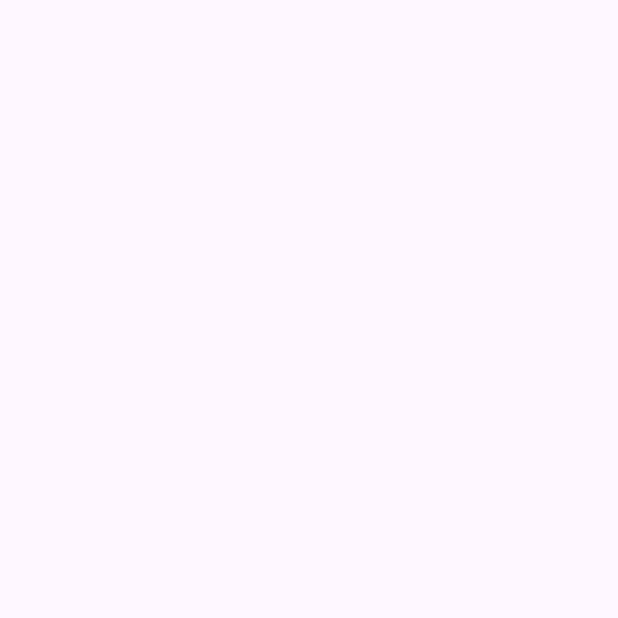
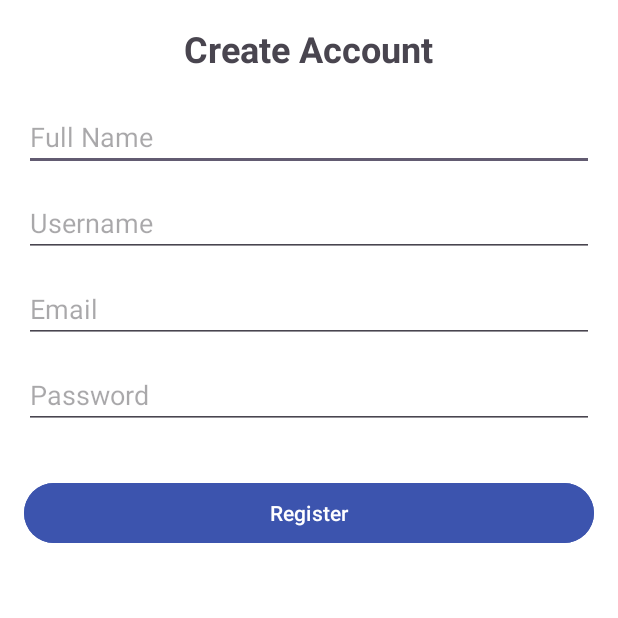
Before and after one commit to lahongloc/MyJourney, an Android app: the screen it shows after launch (MainActivity), on a phone screen of 412 x 824 dp, the top half of it. Before the commit the part shown is empty. Run offline under Robolectric (Android 15) with nearby library versions, the phone set to English and light mode, and no system bars; our stand-ins replace navigation-ui.

Commit message:
login and register view

```diff
--- a/PersonalScheduleManagementApp/app/src/main/java/com/example/personalschedulemanagementapp/MainActivity.java
+++ b/PersonalScheduleManagementApp/app/src/main/java/com/example/personalschedulemanagementapp/MainActivity.java
@@ -36,20 +36,20 @@ public class MainActivity extends AppCompatActivity {
     @Override
     protected void onCreate(Bundle savedInstanceState) {
         super.onCreate(savedInstanceState);
-        setContentView(R.layout.activity_main);
+        setContentView(R.layout.activity_register);
 
 //        this.userDAO = new UserDAO(this);
 //        long newUserId = userDAO.insertUser("john_doe", "password123", "John Doe", "john@example.com", "admin");
-        displayUsers();
+//        displayUsers();
 
 
 //        this.notificationDAO = new NotificationDAO(this);
 //        long newNotificationId = notificationDAO.insertNotification("Đi chơi");
-        displayNotifications();
+//        displayNotifications();
 
 //        this.categoryDAO = new CategoryDAO(this);
 //        long newCategoryId = categoryDAO.insertCategory((int) newNotificationId, "Thông báo gấp", "Đây là thông báo gấp, trước 30'!", "30 phút");
-        displayCategories();
+//        displayCategories();
     }
 
     private void displayUsers() {
--- /dev/null
+++ b/PersonalScheduleManagementApp/app/src/main/res/drawable/button_background.xml
@@ -0,0 +1,6 @@
+<?xml version="1.0" encoding="utf-8"?>
+<shape xmlns:android="http://schemas.android.com/apk/res/android">
+    <solid android:color="#FFFFFF" /> <!-- Màu nền -->
+    <corners android:radius="16dp" /> <!-- Góc bo tròn -->
+    <stroke android:width="1dp" android:color="#CCCCCC" /> <!-- Đường viền -->
+</shape>
--- /dev/null
+++ b/PersonalScheduleManagementApp/app/src/main/res/drawable/edit_text_background.xml
@@ -0,0 +1,6 @@
+<?xml version="1.0" encoding="utf-8"?>
+<shape xmlns:android="http://schemas.android.com/apk/res/android">
+    <solid android:color="#FFFFFF" /> <!-- Màu nền -->
+    <corners android:radius="16dp" /> <!-- Góc bo tròn -->
+    <stroke android:width="1dp" android:color="#CCCCCC" /> <!-- Đường viền -->
+</shape>
--- /dev/null
+++ b/PersonalScheduleManagementApp/app/src/main/res/drawable/rounded_edit_text.xml
@@ -0,0 +1,6 @@
+<?xml version="1.0" encoding="utf-8"?>
+<shape xmlns:android="http://schemas.android.com/apk/res/android">
+    <solid android:color="#FFFFFF" /> <!-- Màu nền -->
+    <corners android:radius="16dp" /> <!-- Góc bo tròn -->
+    <stroke android:width="1dp" android:color="#CCCCCC" /> <!-- Đường viền -->
+</shape>
--- /dev/null
+++ b/PersonalScheduleManagementApp/app/src/main/res/layout/activity_register.xml
@@ -0,0 +1,60 @@
+<?xml version="1.0" encoding="utf-8"?>
+<LinearLayout
+    xmlns:android="http://schemas.android.com/apk/res/android"
+    android:layout_width="match_parent"
+    android:layout_height="match_parent"
+    android:orientation="vertical"
+    android:padding="16dp"
+    android:background="@color/white">
+
+    <TextView
+        android:layout_width="wrap_content"
+        android:layout_height="wrap_content"
+        android:text="Create Account"
+        android:textSize="24sp"
+        android:textStyle="bold"
+        android:layout_gravity="center"
+        android:layout_marginBottom="20dp"/>
+
+    <EditText
+        android:id="@+id/etFullName"
+        android:layout_width="match_parent"
+        android:layout_height="wrap_content"
+        android:hint="Full Name"
+        android:inputType="textPersonName"
+        android:layout_marginBottom="12dp"/>
+
+    <EditText
+        android:id="@+id/etUsername"
+        android:layout_width="match_parent"
+        android:layout_height="wrap_content"
+        android:hint="Username"
+        android:inputType="text"
+        android:layout_marginBottom="12dp"/>
+
+    <EditText
+        android:id="@+id/etEmail"
+        android:layout_width="match_parent"
+        android:layout_height="wrap_content"
+        android:hint="Email"
+        android:inputType="textEmailAddress"
+        android:layout_marginBottom="12dp"/>
+
+    <EditText
+        android:id="@+id/etPassword"
+        android:layout_width="match_parent"
+        android:layout_height="wrap_content"
+        android:hint="Password"
+        android:inputType="textPassword"
+        android:layout_marginBottom="12dp"/>
+
+    <Button
+        android:id="@+id/btnRegister"
+        android:layout_width="match_parent"
+        android:layout_height="wrap_content"
+        android:text="Register"
+        android:backgroundTint="@color/colorPrimary"
+        android:textColor="@color/white"
+        android:layout_marginTop="20dp"/>
+
+</LinearLayout>
--- a/PersonalScheduleManagementApp/app/src/main/res/values/colors.xml
+++ b/PersonalScheduleManagementApp/app/src/main/res/values/colors.xml
@@ -2,4 +2,5 @@
 <resources>
     <color name="black">#FF000000</color>
     <color name="white">#FFFFFFFF</color>
+    <color name="colorPrimary">#3c54ae</color>
 </resources>
--- a/PersonalScheduleManagementApp/build.gradle.kts
+++ b/PersonalScheduleManagementApp/build.gradle.kts
@@ -1,4 +1,5 @@
 // Top-level build file where you can add configuration options common to all sub-projects/modules.
 plugins {
     alias(libs.plugins.android.application) apply false
+    alias(libs.plugins.jetbrains.kotlin.android) apply false
 }
```
Also changed, not shown: PersonalScheduleManagementApp/app/build.gradle.kts (+28 -0 lines), PersonalScheduleManagementApp/app/src/main/AndroidManifest.xml (+8 -0 lines), PersonalScheduleManagementApp/app/src/main/java/com/example/personalschedulemanagementapp/LoginActivity.java (added, +24 -0 lines), PersonalScheduleManagementApp/app/src/main/java/com/example/personalschedulemanagementapp/RegisterActivity.java (added, +24 -0 lines), PersonalScheduleManagementApp/app/src/main/res/layout/activity_login.xml (added, +67 -0 lines), PersonalScheduleManagementApp/app/src/main/res/values/strings.xml (+9 -0 lines), PersonalScheduleManagementApp/gradle/libs.versions.toml (+17 -0 lines), PersonalScheduleManagementApp/app/src/main/res/drawable/user.png (added).
